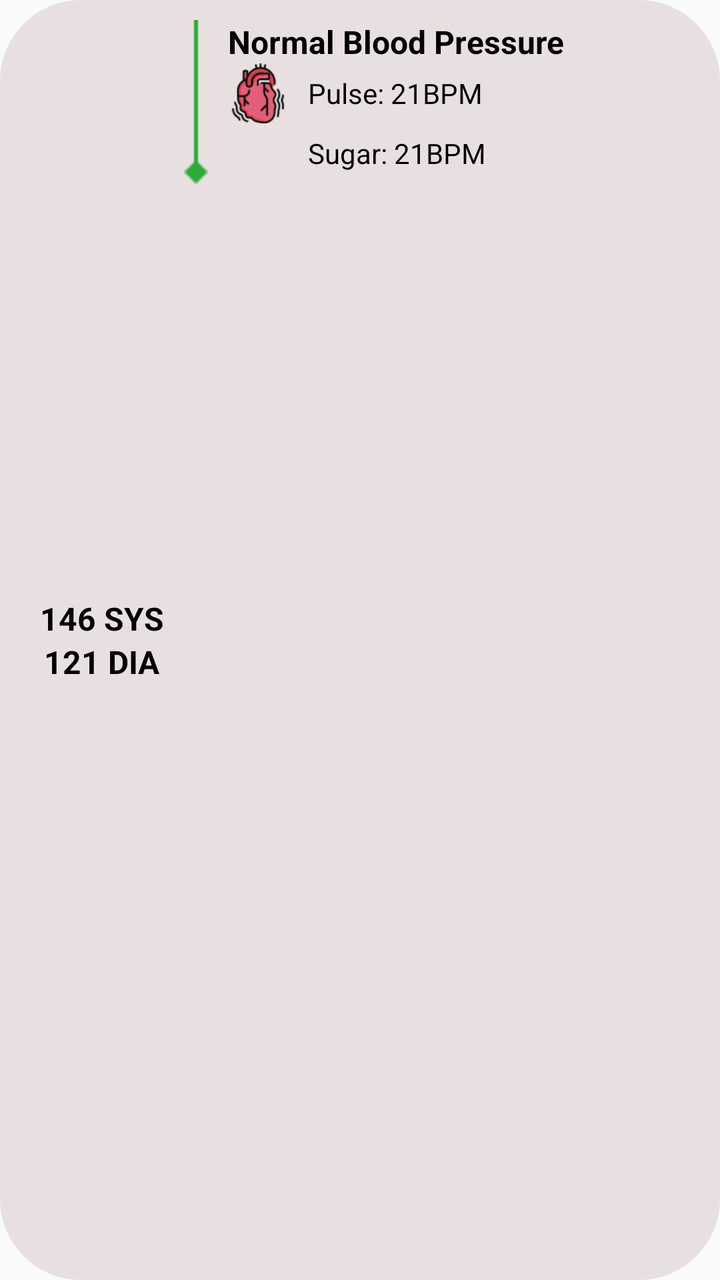
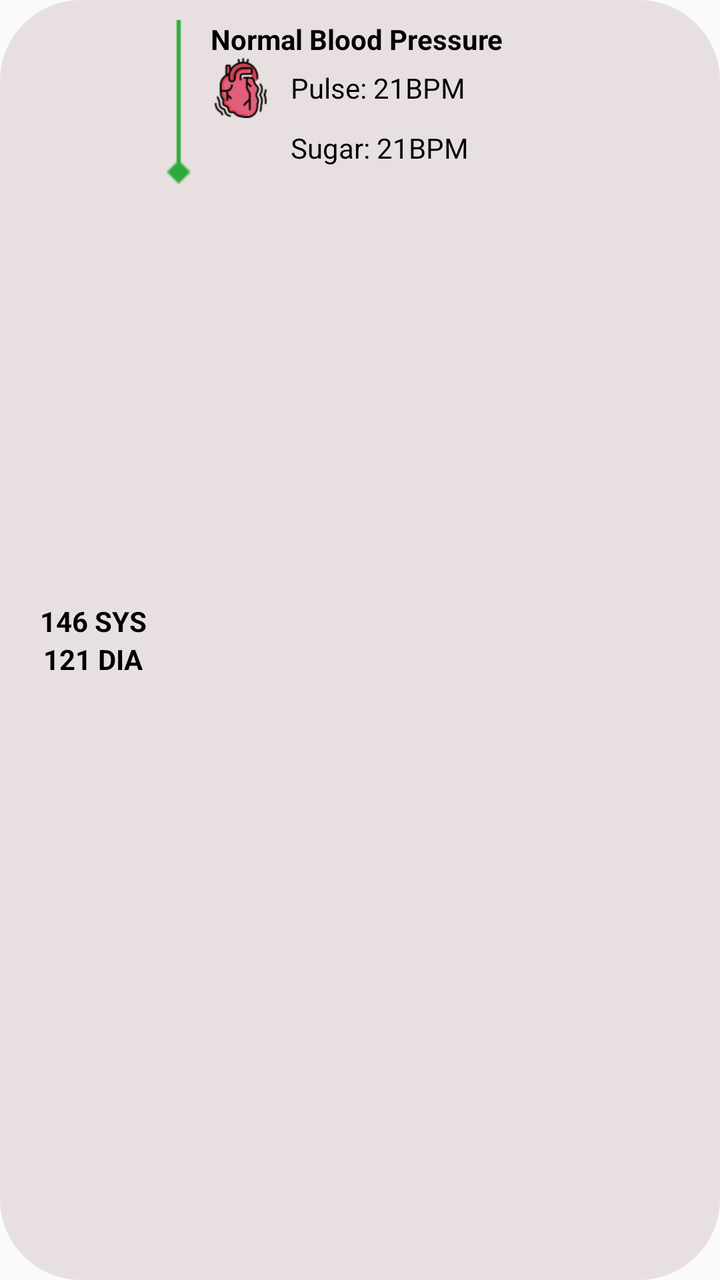

An Android layout rendered at two revisions. The XML below is the earlier revision; the diff shows what the commit changed to produce the second picture.
<!-- AndroidManifest.xml: application theme Theme.ICare -->
<!-- res/layout/itemhistory.xml -->
<?xml version="1.0" encoding="utf-8"?>
<LinearLayout xmlns:android="http://schemas.android.com/apk/res/android"
    android:layout_width="match_parent"
    android:layout_height="wrap_content"
    android:background="@drawable/backgroun_result"
    android:orientation="horizontal"
    android:layout_margin="20sp"
    android:padding="10dp">

    <LinearLayout
        android:layout_width="wrap_content"
        android:layout_height="wrap_content"
        android:layout_marginStart="10dp"
        android:gravity="center"
        android:layout_gravity="center"
        android:orientation="vertical">

        <TextView
            android:id="@+id/txtSYS"
            android:layout_width="wrap_content"
            android:layout_height="wrap_content"
            android:text="146 SYS"
            android:textColor="@color/black"
            android:textSize="16sp"
            android:textStyle="bold" />

        <TextView
            android:id="@+id/txtDIA"
            android:layout_width="wrap_content"
            android:layout_height="wrap_content"
            android:text="121 DIA"
            android:textColor="@color/black"
            android:textSize="16sp"
            android:textStyle="bold" />

    </LinearLayout>

    <ImageView
        android:layout_width="wrap_content"
        android:layout_height="wrap_content"
        android:layout_marginLeft="10dp"
        android:src="@drawable/line" />

    <LinearLayout
        android:layout_width="wrap_content"
        android:layout_height="wrap_content"
        android:layout_marginStart="10dp"
        android:orientation="vertical">

        <TextView
            android:id="@+id/txtBloodPressureRate"
            android:layout_width="wrap_content"
            android:layout_height="wrap_content"
            android:text="Normal Blood Pressure"
            android:textColor="@color/black"
            android:textSize="16sp"
            android:textStyle="bold" />

        <LinearLayout
            android:layout_width="wrap_content"
            android:layout_height="wrap_content"
            android:gravity="center"
            android:orientation="horizontal">

            <ImageView
                android:layout_width="30dp"
                android:layout_height="30dp"
                android:src="@drawable/heaty_actual" />

            <TextView
                android:id="@+id/txtPulse"
                android:layout_width="wrap_content"
                android:layout_height="wrap_content"
                android:layout_marginStart="10dp"
                android:text="Pulse: 21BPM"
                android:textColor="@color/black"
                android:textSize="14sp" />
        </LinearLayout>
        <LinearLayout
            android:layout_width="wrap_content"
            android:layout_height="wrap_content"
            android:gravity="center"
            android:orientation="horizontal">

            <ImageView
                android:layout_width="30dp"
                android:layout_height="30dp"
                android:visibility="invisible"
                android:src="@drawable/heaty_actual" />

            <TextView
                android:id="@+id/txtSugar"
                android:layout_width="wrap_content"
                android:layout_height="wrap_content"
                android:layout_marginStart="10dp"
                android:text="Sugar: 21BPM"
                android:textColor="@color/black"
                android:textSize="14sp" />
        </LinearLayout>



    </LinearLayout>


</LinearLayout>
<!-- resources referenced by this layout -->
<resources>
  <color name="black">#000000</color>
  <!-- drawable backgroun_result (drawable) -->
  <?xml version="1.0" encoding="utf-8"?>
  <shape xmlns:android="http://schemas.android.com/apk/res/android">
      <solid android:color="@color/colorGrey" />
  
      <stroke
          android:width="1dp"
          android:color="@color/colorGrey" />
  
      <corners android:radius="40dp" />
  </shape>
  <!-- drawable heaty_actual: png bitmap (drawable, 4050 bytes) -->
  <!-- drawable line: png bitmap (drawable, 251 bytes) -->
  <style name="Theme.ICare" parent="Theme.MaterialComponents.Light.NoActionBar.Bridge">
          
          <item name="colorPrimary">@color/themeBlue</item>
          <item name="colorPrimaryVariant">@color/themeBlue</item>
          <item name="colorOnPrimary">@color/white</item>
          
          <item name="colorSecondary">@color/colorBackGroundEdittext</item>
          <item name="colorSecondaryVariant">@color/colorBackGroundEdittext</item>
          <item name="colorOnSecondary">@color/black</item>
          
          <item name="android:statusBarColor">@color/themeBlue</item>
          
      </style>
  <color name="colorGrey">#E8E0E0</color>
  <color name="themeBlue">#00A3FF</color>
  <color name="white">#FFFFFFFF</color>
  <color name="colorBackGroundEdittext">#526278</color>
</resources>

<!-- the commit's change to res/layout/itemhistory.xml (unified diff, before → after) -->
@@ -21,7 +21,7 @@
             android:layout_height="wrap_content"
             android:text="146 SYS"
             android:textColor="@color/black"
-            android:textSize="16sp"
+            android:textSize="14sp"
             android:textStyle="bold" />
 
         <TextView
@@ -30,7 +30,7 @@
             android:layout_height="wrap_content"
             android:text="121 DIA"
             android:textColor="@color/black"
-            android:textSize="16sp"
+            android:textSize="14sp"
             android:textStyle="bold" />
 
     </LinearLayout>
@@ -53,7 +53,7 @@
             android:layout_height="wrap_content"
             android:text="Normal Blood Pressure"
             android:textColor="@color/black"
-            android:textSize="16sp"
+            android:textSize="14sp"
             android:textStyle="bold" />
 
         <LinearLayout
